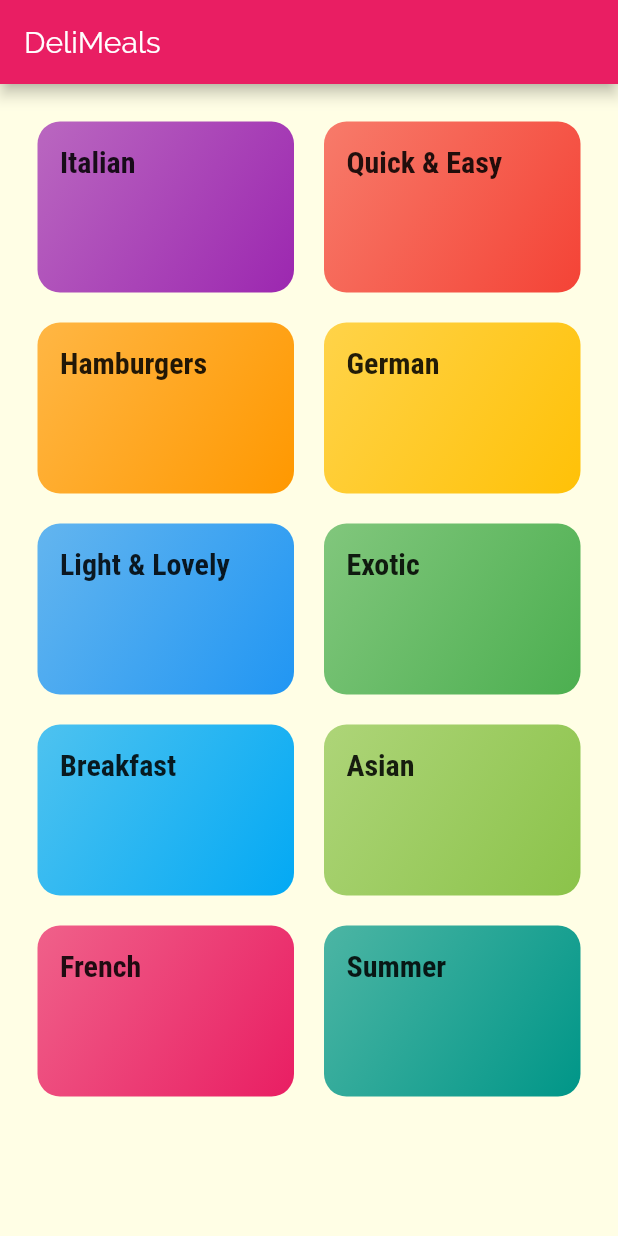
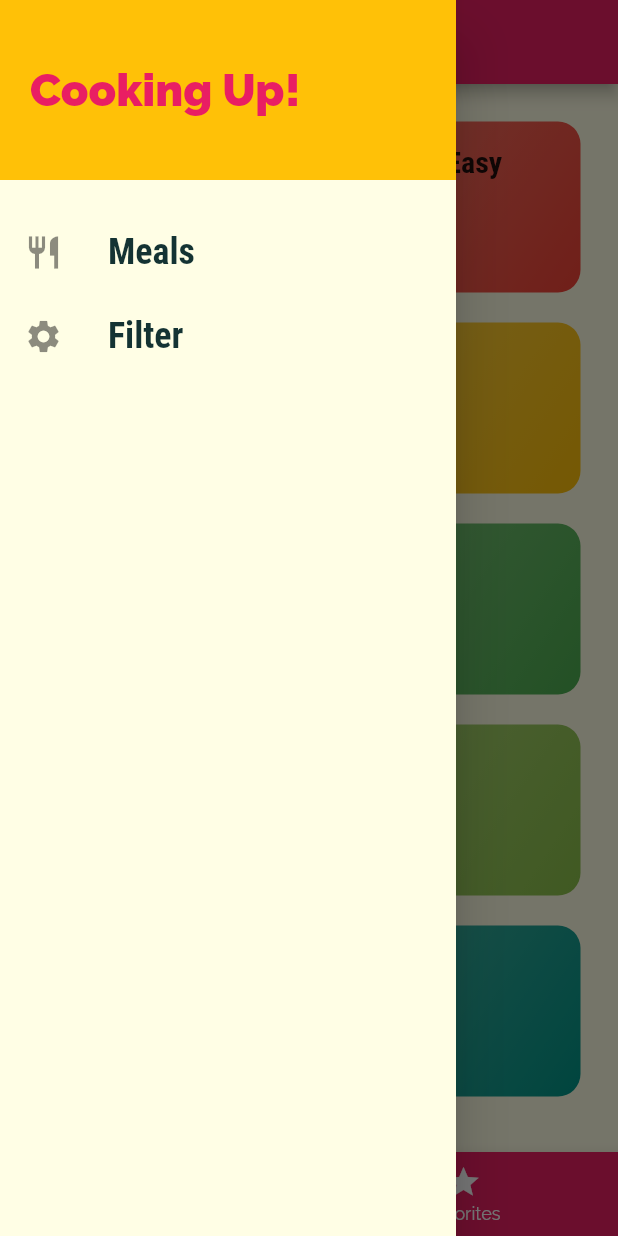
Before and after one commit to sanchesfelipe153/flutter-complete-guide, a Flutter app: the screen it shows after launch, with the side drawer open (before the commit the screen has no drawer), on a phone screen of 412 x 824 dp. Run offline on Flutter 3.47's test engine with Material 2 defaults, Android fonts, the light colour scheme and no system bars.

Commit message:
Fim da seção 7: Navigation & Multiple Screens [MEALS APP]

```diff
--- a/03-meals-app/lib/main.dart
+++ b/03-meals-app/lib/main.dart
@@ -1,10 +1,49 @@
 import 'package:flutter/material.dart';
+import 'package:meals_app/screens/meal_detail_screen.dart';
 
-import 'screens/categories_screen.dart';
+import 'dummy_data.dart';
+import 'models/filters.dart';
+import 'models/meal.dart';
+import 'routes.dart';
+import 'screens/category_meals_screen.dart';
+import 'screens/filters_screen.dart';
+import 'screens/tabs_screen.dart';
 
 void main() => runApp(MyApp());
 
-class MyApp extends StatelessWidget {
+class MyApp extends StatefulWidget {
+  @override
+  _MyAppState createState() => _MyAppState();
+}
+
+class _MyAppState extends State<MyApp> {
+  var _filters = Filters();
+  final List<Meal> _availableMeals = DUMMY_MEALS;
+  final List<Meal> _favoriteMeals = [];
+
+  void _changeFilters(Filters newFilters) {
+    setState(() {
+      _filters = newFilters;
+      _availableMeals.clear();
+      _availableMeals.addAll(DUMMY_MEALS.where((meal) => _filters.apply(meal)));
+    });
+  }
+
+  void _toggleFavorite(String mealID) {
+    final index = _favoriteMeals.indexWhere((meal) => meal.id == mealID);
+    setState(() {
+      if (index >= 0) {
+        _favoriteMeals.removeAt(index);
+      } else {
+        _favoriteMeals.add(DUMMY_MEALS.firstWhere((meal) => meal.id == mealID));
+      }
+    });
+  }
+
+  bool _isMealFavorite(String id) {
+    return _favoriteMeals.any((meal) => meal.id == id);
+  }
+
   @override
   Widget build(BuildContext context) {
     return MaterialApp(
@@ -28,7 +67,31 @@ class MyApp extends StatelessWidget {
               ),
             ),
       ),
-      home: CategoriesScreen(),
+      routes: {
+        Routes.home.name: (_) => TabsScreen(_favoriteMeals),
+        FiltersScreen.routeName: (_) {
+          return FiltersScreen(
+            initialFilters: _filters,
+            saveFilters: _changeFilters,
+          );
+        },
+        CategoryMealsScreen.routeName: (ctx) {
+          final CategoryMealsScreenData data = Routes.arguments(ctx);
+          return CategoryMealsScreen(
+            categoryID: data.categoryID,
+            categoryTitle: data.categoryTitle,
+            availableMeals: _availableMeals,
+          );
+        },
+        MealDetailScreen.routeName: (ctx) {
+          final MealDetailScreenData data = Routes.arguments(ctx);
+          return MealDetailScreen(
+            id: data.id,
+            toggleFavorite: _toggleFavorite,
+            isFavorite: _isMealFavorite(data.id),
+          );
+        }
+      },
     );
   }
 }
--- /dev/null
+++ b/03-meals-app/lib/models/filters.dart
@@ -0,0 +1,23 @@
+import 'meal.dart';
+
+class Filters {
+  final bool glutenFree;
+  final bool lactoseFree;
+  final bool vegetarian;
+  final bool vegan;
+
+  const Filters({
+    this.glutenFree = false,
+    this.lactoseFree = false,
+    this.vegetarian = false,
+    this.vegan = false,
+  });
+
+  bool apply(Meal meal) {
+    if (glutenFree && !meal.isGlutenFree) return false;
+    if (lactoseFree && !meal.isLactoseFree) return false;
+    if (vegetarian && !meal.isVegetarian) return false;
+    if (vegan && !meal.isVegan) return false;
+    return true;
+  }
+}
--- a/03-meals-app/lib/routes.dart
+++ b/03-meals-app/lib/routes.dart
@@ -1,16 +1,40 @@
-import 'package:flutter/material.dart';
+import 'package:flutter/widgets.dart';
 
 import 'screens/category_meals_screen.dart';
+import 'screens/filters_screen.dart';
 import 'screens/meal_detail_screen.dart';
+
+extension RoutesExtension on NavigatorState {
+  Future<T?> pushNamedInfo<T extends Object?>(NamedRouteInfo route) {
+    return this.pushNamed(route.name, arguments: route.data);
+  }
+
+  Future<T?> pushReplacementNamedInfo<T extends Object?>(NamedRouteInfo route) {
+    return this.pushReplacementNamed(route.name, arguments: route.data);
+  }
+}
 
 class Routes {
   Routes._();
 
-  static Route categoryMeals(String categoryID, String categoryTitle) {
-    return MaterialPageRoute(builder: (ctx) => CategoryMealsScreen(categoryID, categoryTitle));
+  static const home = NamedRouteInfo('/');
+  static const filters = NamedRouteInfo(FiltersScreen.routeName);
+
+  static NamedRouteInfo categoryMeals(String categoryID, String categoryTitle) =>
+      NamedRouteInfo(CategoryMealsScreen.routeName, data: CategoryMealsScreenData(categoryID, categoryTitle));
+
+  static NamedRouteInfo mealDetail(String mealID) {
+    return NamedRouteInfo(MealDetailScreen.routeName, data: MealDetailScreenData(mealID));
   }
 
-  static Route mealDetail(String mealID) {
-    return MaterialPageRoute(builder: (ctx) => MealDetailScreen(mealID));
+  static T arguments<T>(BuildContext context) {
+    return ModalRoute.of(context)!.settings.arguments as T;
   }
 }
+
+class NamedRouteInfo {
+  final String name;
+  final Object? data;
+
+  const NamedRouteInfo(this.name, {this.data});
+}
--- a/03-meals-app/lib/screens/categories_screen.dart
+++ b/03-meals-app/lib/screens/categories_screen.dart
@@ -4,13 +4,11 @@ import '../dummy_data.dart';
 import '../widgets/category_item.dart';
 
 class CategoriesScreen extends StatelessWidget {
+  const CategoriesScreen();
+
   @override
   Widget build(BuildContext context) {
-    return Scaffold(
-      appBar: AppBar(
-        title: const Text('DeliMeals'),
-      ),
-      body: GridView(
+    return GridView(
       padding: const EdgeInsets.all(25),
       gridDelegate: SliverGridDelegateWithMaxCrossAxisExtent(
         maxCrossAxisExtent: 200,
@@ -25,7 +23,6 @@ class CategoriesScreen extends StatelessWidget {
                 color: cat.color,
               ))
           .toList(),
-      ),
     );
   }
 }
--- /dev/null
+++ b/03-meals-app/lib/screens/tabs_screen.dart
@@ -0,0 +1,80 @@
+import 'package:flutter/material.dart';
+
+import '../models/meal.dart';
+import '../widgets/main_drawer.dart';
+import 'categories_screen.dart';
+import 'favorites_screen.dart';
+
+class TabsScreen extends StatefulWidget {
+  final List<Meal> favoriteMeals;
+
+  const TabsScreen(this.favoriteMeals);
+
+  @override
+  _TabsScreenState createState() => _TabsScreenState();
+}
+
+class _TabsScreenState extends State<TabsScreen> {
+  late final List<Tab> _tabs;
+
+  int _selectedTabIndex = 0;
+
+  @override
+  void initState() {
+    super.initState();
+    _tabs = [
+      const Tab(
+        title: 'All Categories',
+        label: 'Categories',
+        icon: Icons.category,
+        screen: CategoriesScreen(),
+      ),
+      Tab(
+        title: 'Your Favorites',
+        label: 'Favorites',
+        icon: Icons.star,
+        screen: FavoritesScreen(widget.favoriteMeals),
+      ),
+    ];
+  }
+
+  void _selectPage(int index) {
+    setState(() {
+      _selectedTabIndex = index;
+    });
+  }
+
+  @override
+  Widget build(BuildContext context) {
+    final selectedTab = _tabs[_selectedTabIndex];
+    return Scaffold(
+      appBar: AppBar(
+        title: Text(selectedTab.title),
+      ),
+      drawer: MainDrawer(),
+      bottomNavigationBar: BottomNavigationBar(
+        onTap: _selectPage,
+        backgroundColor: Theme.of(context).primaryColor,
+        unselectedItemColor: Colors.white,
+        selectedItemColor: Theme.of(context).accentColor,
+        currentIndex: _selectedTabIndex,
+        items: _tabs
+            .map((tab) => BottomNavigationBarItem(
+                  icon: Icon(tab.icon),
+                  label: tab.label,
+                ))
+            .toList(),
+      ),
+      body: _tabs[_selectedTabIndex].screen,
+    );
+  }
+}
+
+class Tab {
+  final String title;
+  final String label;
+  final IconData icon;
+  final Widget screen;
+
+  const Tab({required this.title, required this.label, required this.icon, required this.screen});
+}
--- a/03-meals-app/lib/widgets/category_item.dart
+++ b/03-meals-app/lib/widgets/category_item.dart
@@ -14,7 +14,7 @@ class CategoryItem extends StatelessWidget {
   });
 
   void selectCategory(BuildContext context) {
-    Navigator.of(context).push(Routes.categoryMeals(id, title));
+    Navigator.of(context).pushNamedInfo(Routes.categoryMeals(id, title));
   }
 
   @override
--- /dev/null
+++ b/03-meals-app/lib/widgets/main_drawer.dart
@@ -0,0 +1,56 @@
+import 'package:flutter/material.dart';
+
+import '../routes.dart';
+
+class MainDrawer extends StatelessWidget {
+  Widget _buildListTile(String title, IconData icon, Function() tapHandler) {
+    return ListTile(
+      leading: Icon(icon, size: 26),
+      title: Text(
+        title,
+        style: const TextStyle(
+          fontFamily: 'RobotoCondensed',
+          fontSize: 24,
+          fontWeight: FontWeight.bold,
+        ),
+      ),
+      onTap: tapHandler,
+    );
+  }
+
+  @override
+  Widget build(BuildContext context) {
+    return Drawer(
+      child: Column(
+        children: [
+          Container(
+            height: 120,
+            width: double.infinity,
+            padding: const EdgeInsets.all(20),
+            alignment: Alignment.centerLeft,
+            color: Theme.of(context).accentColor,
+            child: Text(
+              'Cooking Up!',
+              style: TextStyle(
+                fontWeight: FontWeight.w900,
+                fontSize: 30,
+                color: Theme.of(context).primaryColor,
+              ),
+            ),
+          ),
+          const SizedBox(height: 20),
+          _buildListTile(
+            'Meals',
+            Icons.restaurant,
+            () => Navigator.of(context).pushReplacementNamedInfo(Routes.home),
+          ),
+          _buildListTile(
+            'Filter',
+            Icons.settings,
+            () => Navigator.of(context).pushReplacementNamedInfo(Routes.filters),
+          ),
+        ],
+      ),
+    );
+  }
+}
--- a/03-meals-app/lib/widgets/meal_item.dart
+++ b/03-meals-app/lib/widgets/meal_item.dart
@@ -43,7 +43,7 @@ class MealItem extends StatelessWidget {
   }
 
   void _selectMeal(BuildContext context) {
-    Navigator.of(context).push(Routes.mealDetail(id));
+    Navigator.of(context).pushNamedInfo(Routes.mealDetail(id));
   }
 
   @override
```
Also changed, not shown: 03-meals-app/lib/screens/category_meals_screen.dart (+33 -7 lines), 03-meals-app/lib/screens/favorites_screen.dart (added, +33 -0 lines), 03-meals-app/lib/screens/filters_screen.dart (added, +121 -0 lines), 03-meals-app/lib/screens/meal_detail_screen.dart (+19 -1 lines). Lines whose indentation alone changed are shown as unchanged.
